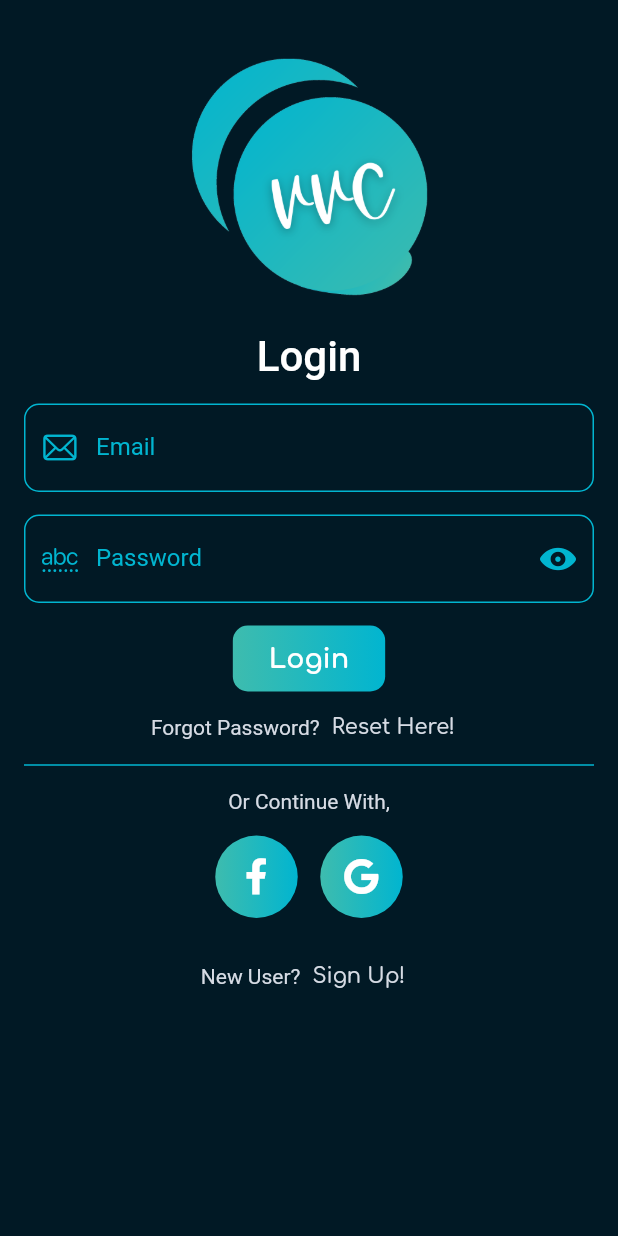
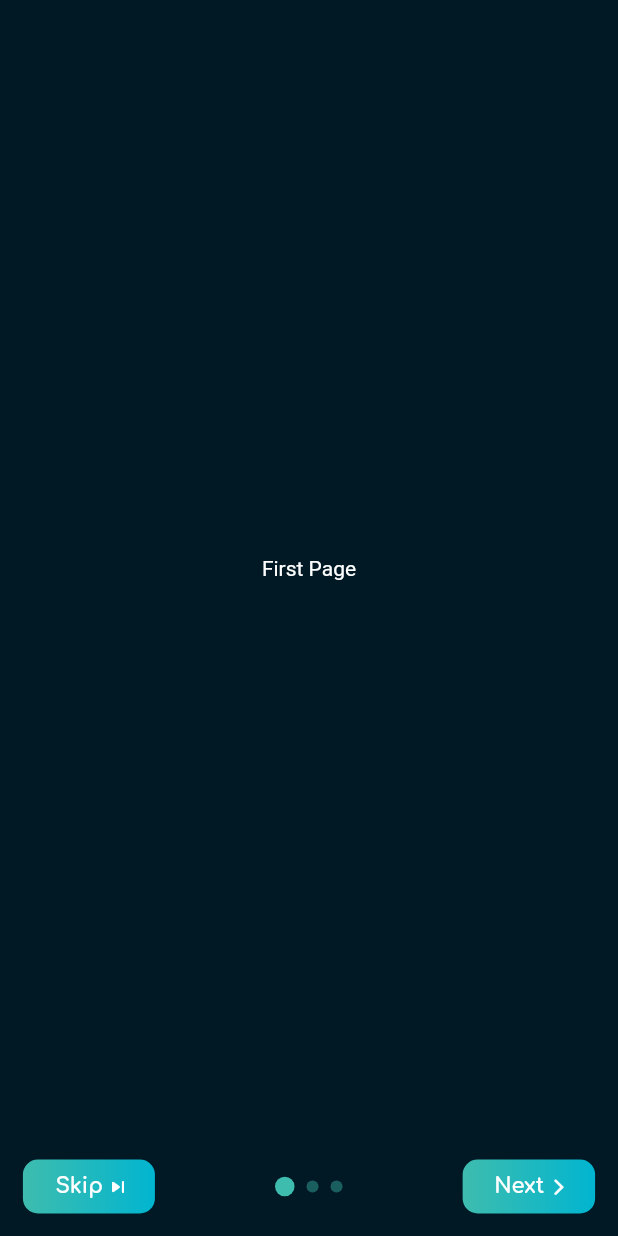
Before and after one commit to devShakib015/vvc, a Flutter app: the screen it shows after launch, on a phone screen of 412 x 824 dp. Run offline on Flutter 3.47's test engine with Material 2 defaults, Android fonts, the phone set to English and light mode, and no system bars; our stand-ins replace font_awesome_flutter, get, get_storage, google_fonts, google_nav_bar.

Commit message:
OnBoarding Setup Done

```diff
--- a/lib/constants/style_constants.dart
+++ b/lib/constants/style_constants.dart
@@ -11,7 +11,7 @@ class VvcStyle {
       EdgeInsets.symmetric(horizontal: 16);
 
   static final double defaultScreenHeight =
-      Get.size.height - (Get.size.height * 0.1);
+      Get.size.height - (Get.size.height * 0.08);
 
   static final double halfScreenWidth = Get.size.width / 2;
 
--- a/lib/controllers/auth_controller/auth_controller.dart
+++ b/lib/controllers/auth_controller/auth_controller.dart
@@ -9,6 +9,7 @@ class AuthController extends GetxController {
       snackPosition: SnackPosition.BOTTOM,
     );
     await Future.delayed(Duration(seconds: 3));
+
     print("Done!");
   }
 
--- a/lib/controllers/auth_controller/auth_page_controller.dart
+++ b/lib/controllers/auth_controller/auth_page_controller.dart
@@ -2,7 +2,7 @@ import 'package:flutter/cupertino.dart';
 import 'package:get/get.dart';
 
 class AuthPageController extends GetxController {
-  PageController pageController = PageController();
+  final PageController pageController = PageController();
 
   //Form keys
   final loginFormKey = GlobalKey<FormState>();
--- /dev/null
+++ b/lib/controllers/onboarding_controller/onboarding_controller.dart
@@ -0,0 +1,27 @@
+import 'package:flutter/material.dart';
+import 'package:get/get.dart';
+import 'package:vvc/controllers/storage_controller/storage_controller.dart';
+import 'package:vvc/views/auth/auth_view.dart';
+import 'package:vvc/views/onboarding/onboarding_pages/onboarding_first_page.dart';
+import 'package:vvc/views/onboarding/onboarding_pages/onboarding_second_page.dart';
+import 'package:vvc/views/onboarding/onboarding_pages/onboarding_third_page.dart';
+
+class OnBoardingController extends GetxController {
+  final PageController pageController = PageController();
+
+  RxInt currentPage = 0.obs;
+
+  List<Widget> onBoardingPages = [
+    OnBoardingFirstPage(),
+    OnBoardingSecondPage(),
+    OnBoardingThirdPage(),
+  ];
+
+  void goToAuthPage() async {
+    Get.find<StorageController>().updateOnBoardingStorage(true);
+    Get.offAll(
+      () => AuthView(),
+      transition: Transition.leftToRightWithFade,
+    );
+  }
+}
--- /dev/null
+++ b/lib/controllers/storage_controller/storage_controller.dart
@@ -0,0 +1,24 @@
+import 'package:get/get.dart';
+import 'package:get_storage/get_storage.dart';
+
+class StorageController extends GetxController {
+  final box = GetStorage();
+  final String onBoardingStorageKey = "isOnBoardingShown";
+
+  late bool _onBoardingValue;
+  late RxBool _isOnBoardingShown;
+
+  bool get isOnBoardingShown => _isOnBoardingShown.value;
+
+  void updateOnBoardingStorage(bool val) async {
+    _isOnBoardingShown.value = val;
+    await box.write(onBoardingStorageKey, val);
+  }
+
+  @override
+  void onInit() {
+    _onBoardingValue = box.read(onBoardingStorageKey) ?? false;
+    _isOnBoardingShown = _onBoardingValue.obs;
+    super.onInit();
+  }
+}
--- a/lib/main.dart
+++ b/lib/main.dart
@@ -1,19 +1,28 @@
 import 'package:flutter/cupertino.dart';
 import 'package:flutter/material.dart';
 import 'package:get/get.dart';
+import 'package:get_storage/get_storage.dart';
 import 'package:vvc/constants/style_constants.dart';
+import 'package:vvc/controllers/storage_controller/storage_controller.dart';
 import 'package:vvc/views/auth/auth_view.dart';
+import 'package:vvc/views/onboarding/onboarding_view.dart';
 
-void main() => runApp(MyApp());
+void main() async {
+  await GetStorage.init();
+
+  runApp(MyApp());
+}
 
 class MyApp extends StatelessWidget {
+  final StorageController _storageController = Get.put(StorageController());
   @override
   Widget build(BuildContext context) {
     return GetMaterialApp(
       title: 'VVC',
       debugShowCheckedModeBanner: false,
       theme: VvcStyle.vvcTheme(context),
-      home: AuthView(),
+      home:
+          _storageController.isOnBoardingShown ? AuthView() : OnBoardingView(),
     );
   }
 }
--- /dev/null
+++ b/lib/views/onboarding/onboarding_pages/onboarding_first_page.dart
@@ -0,0 +1,14 @@
+import 'package:flutter/material.dart';
+
+class OnBoardingFirstPage extends StatelessWidget {
+  const OnBoardingFirstPage({Key? key}) : super(key: key);
+
+  @override
+  Widget build(BuildContext context) {
+    return Container(
+      child: Center(
+        child: Text("First Page"),
+      ),
+    );
+  }
+}
--- /dev/null
+++ b/lib/views/onboarding/onboarding_view.dart
@@ -0,0 +1,139 @@
+import 'package:flutter/cupertino.dart';
+import 'package:flutter/material.dart';
+import 'package:get/get.dart';
+import 'package:vvc/constants/color_constants.dart';
+import 'package:vvc/constants/style_constants.dart';
+import 'package:vvc/controllers/onboarding_controller/onboarding_controller.dart';
+import 'package:vvc/widgets/vvc_elevated_button.dart';
+
+class OnBoardingView extends StatelessWidget {
+  OnBoardingView({Key? key}) : super(key: key);
+
+  final OnBoardingController _onBoardingController =
+      Get.put(OnBoardingController());
+
+  @override
+  Widget build(BuildContext context) {
+    return Scaffold(
+      backgroundColor: VvcColors.bgColor,
+      body: SafeArea(
+        child: Column(
+          children: [
+            Expanded(
+              child: PageView(
+                onPageChanged: (index) {
+                  _onBoardingController.currentPage.value = index;
+                },
+                physics: BouncingScrollPhysics(),
+                controller: _onBoardingController.pageController,
+                children: _onBoardingController.onBoardingPages,
+              ),
+            ),
+            VvcStyle.defaultVerticalSpacer,
+            OnBoardingFooter(onBoardingController: _onBoardingController),
+            VvcStyle.defaultVerticalSpacer
+          ],
+        ),
+      ),
+    );
+  }
+}
+
+class OnBoardingFooter extends StatelessWidget {
+  const OnBoardingFooter({
+    Key? key,
+    required OnBoardingController onBoardingController,
+  })  : _onBoardingController = onBoardingController,
+        super(key: key);
+
+  final OnBoardingController _onBoardingController;
+
+  @override
+  Widget build(BuildContext context) {
+    return Container(
+      child: Row(
+        mainAxisAlignment: MainAxisAlignment.spaceAround,
+        children: [
+          //First Button
+          VvcElevatedButton.iconWithText(
+            label: "Skip",
+            icon: Icon(
+              Icons.skip_next_rounded,
+              size: 16,
+            ),
+            onPressed: _onBoardingController.goToAuthPage,
+          ),
+
+          //Dots
+          VvcStyle.defaultHorizontalSpacer,
+          OnBoardingDots(onBoardingController: _onBoardingController),
+          VvcStyle.defaultHorizontalSpacer,
+
+          // Second Button
+          Obx(() => _onBoardingController.currentPage.value ==
+                  _onBoardingController.onBoardingPages.length - 1
+              ? VvcElevatedButton.iconWithText(
+                  label: "Done",
+                  icon: Icon(
+                    Icons.done_all,
+                    size: 16,
+                  ),
+                  onPressed: _onBoardingController.goToAuthPage,
+                )
+              : VvcElevatedButton.iconWithText(
+                  label: "Next",
+                  icon: Icon(
+                    CupertinoIcons.chevron_forward,
+                    size: 16,
+                  ),
+                  onPressed: () {
+                    _onBoardingController.pageController.nextPage(
+                      duration: Duration(milliseconds: 300),
+                      curve: Curves.ease,
+                    );
+                  },
+                )),
+        ],
+      ),
+    );
+  }
+}
+
+class OnBoardingDots extends StatelessWidget {
+  const OnBoardingDots({
+    Key? key,
+    required OnBoardingController onBoardingController,
+  })  : _onBoardingController = onBoardingController,
+        super(key: key);
+
+  final OnBoardingController _onBoardingController;
+
+  @override
+  Widget build(BuildContext context) {
+    return Obx(() => Row(
+          children: _onBoardingController.onBoardingPages.map(
+            (page) {
+              double _dotWidthAndHeight =
+                  _onBoardingController.currentPage.value ==
+                          _onBoardingController.onBoardingPages.indexOf(page)
+                      ? 13
+                      : 8;
+              return Padding(
+                padding: const EdgeInsets.all(4),
+                child: Container(
+                  decoration: BoxDecoration(
+                    borderRadius: BorderRadius.circular(50),
+                    color: _onBoardingController.currentPage.value ==
+                            _onBoardingController.onBoardingPages.indexOf(page)
+                        ? VvcColors.primaryColor1
+                        : VvcColors.accentColor1,
+                  ),
+                  width: _dotWidthAndHeight,
+                  height: _dotWidthAndHeight,
+                ),
+              );
+            },
+          ).toList(),
+        ));
+  }
+}
--- a/lib/widgets/vvc_elevated_button.dart
+++ b/lib/widgets/vvc_elevated_button.dart
@@ -61,6 +61,7 @@ class VvcElevatedButton extends StatelessWidget {
         ),
       ),
       onPressed: onPressed,
+      padding: EdgeInsets.symmetric(horizontal: 32, vertical: 16),
     );
   }
 
@@ -80,7 +81,7 @@ class VvcElevatedButton extends StatelessWidget {
           Text(
             label,
             style: TextStyle(
-              fontSize: 18,
+              fontSize: 14,
               fontWeight: FontWeight.bold,
             ),
           ),
@@ -91,6 +92,7 @@ class VvcElevatedButton extends StatelessWidget {
         ],
       ),
       onPressed: onPressed,
+      padding: EdgeInsets.symmetric(horizontal: 16, vertical: 8),
     );
   }
 
--- a/pubspec.yaml
+++ b/pubspec.yaml
@@ -25,6 +25,7 @@ dependencies:
     sdk: flutter
   cupertino_icons: ^1.0.2
   get: ^4.1.4
+  get_storage: ^2.0.2
   google_fonts: ^2.1.0
   google_nav_bar: ^5.0.5
   font_awesome_flutter: ^9.1.0
```
Also changed, not shown: lib/views/auth/auth_pages/login_page.dart (+40 -16 lines), lib/views/auth/auth_pages/sign_up_page.dart (+32 -14 lines), lib/views/auth/auth_view.dart (+9 -3 lines), lib/views/home/home_view.dart (+26 -0 lines), lib/views/onboarding/onboarding_pages/onboarding_second_page.dart (added, +14 -0 lines), lib/views/onboarding/onboarding_pages/onboarding_third_page.dart (added, +14 -0 lines), 1 other file.
